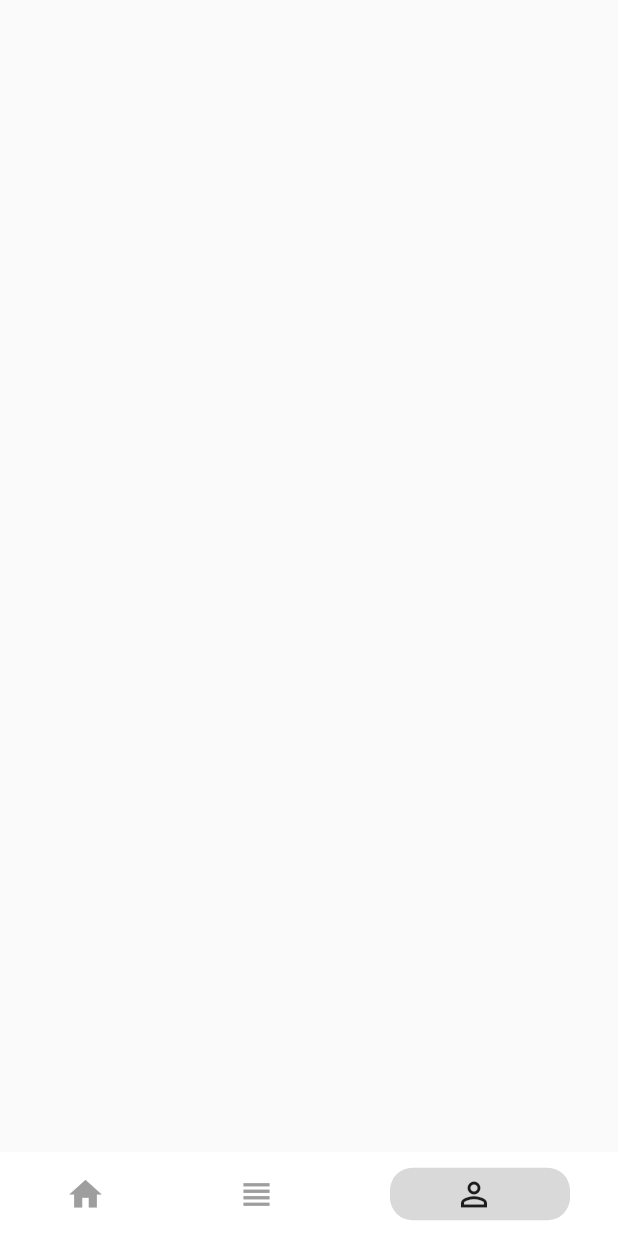
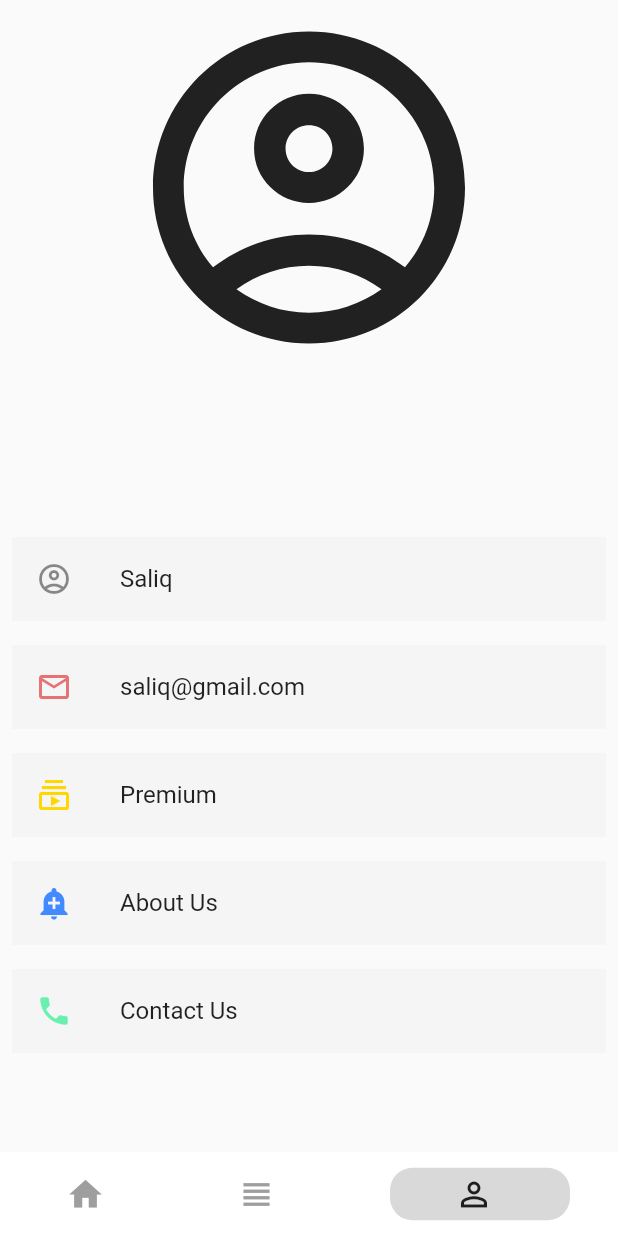
Before and after one commit to saliq-2/News-app, a Flutter app: the screen it shows after launch, item 3 of the bottom bar chosen, on a phone screen of 412 x 824 dp. Run offline on Flutter 3.47's test engine with Material 2 defaults, Android fonts, the phone set to English and light mode, and no system bars; drawn by our look-alikes of persistent_bottom_nav_bar; our stand-ins replace carousel_slider, lottie; network calls fail.

Commit message:
profile page

```diff
--- a/lib/screens/latest.dart
+++ b/lib/screens/latest.dart
@@ -18,7 +18,7 @@ class _worldState extends State<world> {
   bool isLoading=true;
   void getData() async
   {
-    final response=await  http.get(Uri.parse("https://gnews.io/api/v4/top-headlines?category=sports&lang=en&country=in&max=50&apikey=d3256a2afe2e2289ece2efa4c8f4b4f1"));
+    final response=await  http.get(Uri.parse("https://gnews.io/api/v4/top-headlines?category=general&lang=en&country=in&max=50&apikey=d3256a2afe2e2289ece2efa4c8f4b4f1"));
     if(response.statusCode==200)
     {
       map=json.decode(response.body);
--- a/lib/screens/user_profile.dart
+++ b/lib/screens/user_profile.dart
@@ -2,10 +2,37 @@ import 'package:flutter/material.dart';
 
 class user_profile extends StatelessWidget
 {
+  List <String> tile_info=["Saliq","saliq@gmail.com","Premium","About Us","Contact Us"];
+  List<Icon> icons=[Icon(Icons.account_circle_outlined),Icon(Icons.email_outlined,color: Colors.red.shade300,),Icon(Icons.subscriptions_outlined,color: Color(0xFFFFD700),),Icon(Icons.add_alert,color: Colors.blueAccent,),Icon(Icons.phone,color: Colors.greenAccent,),];
   @override
   Widget build(BuildContext context) {
     // TODO: implement build
     return Scaffold(
+      body: SafeArea(
+        child: Container(
+          child: Column(
+            children: [
+              Icon(Icons.account_circle_outlined,size: 250,),
+              SizedBox(height: 100,),
+              Expanded(
+                child: ListView.builder(
+                    itemCount: tile_info.length,
+                    itemBuilder: (context,index)=>
+                        Padding(
+                          padding: const EdgeInsets.all(8.0),
+                          child: ListTile(
+                            tileColor: Colors.grey.shade100,
+                            leading: (icons[index]),
+                            title: Text(tile_info[index]),
+                          ),
+                        )
+
+                ),
+              )
+            ],
+          ),
+        ),
+      ),
 
     );
   }
```
Also changed, not shown: lib/screens/all.dart (+12 -1 lines), lib/screens/homepage/homepage.dart (+13 -4 lines), lib/screens/homescreeen.dart (+8 -6 lines), lib/screens/news_info/news_info.dart (+57 -36 lines), 5 other files.
